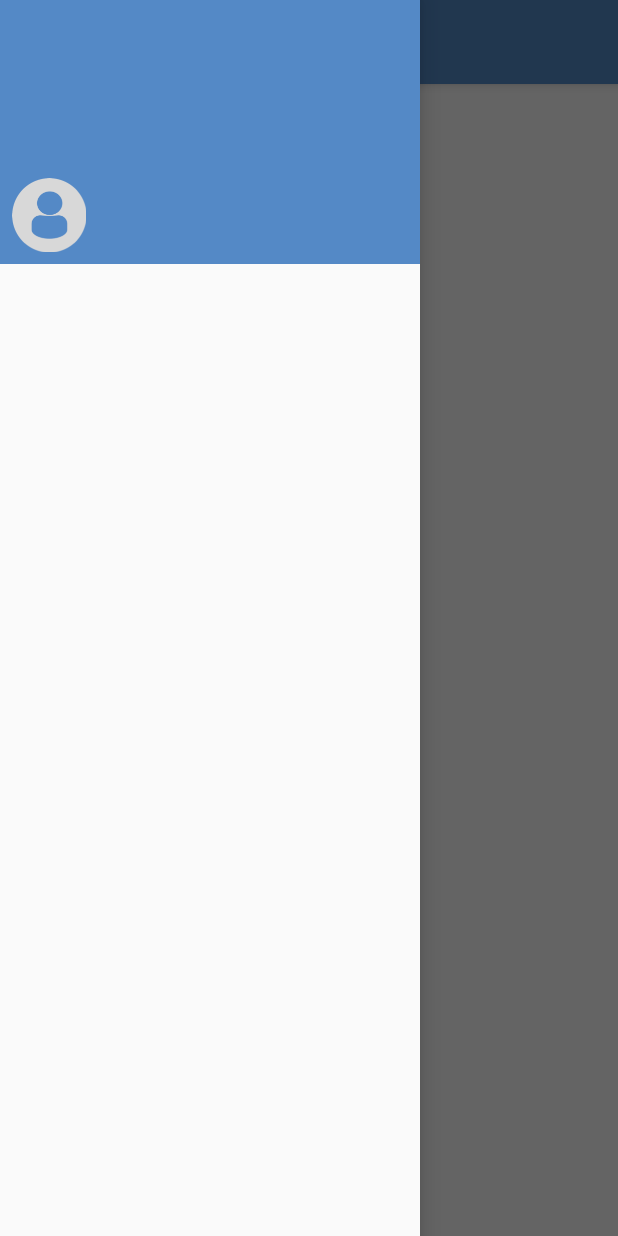
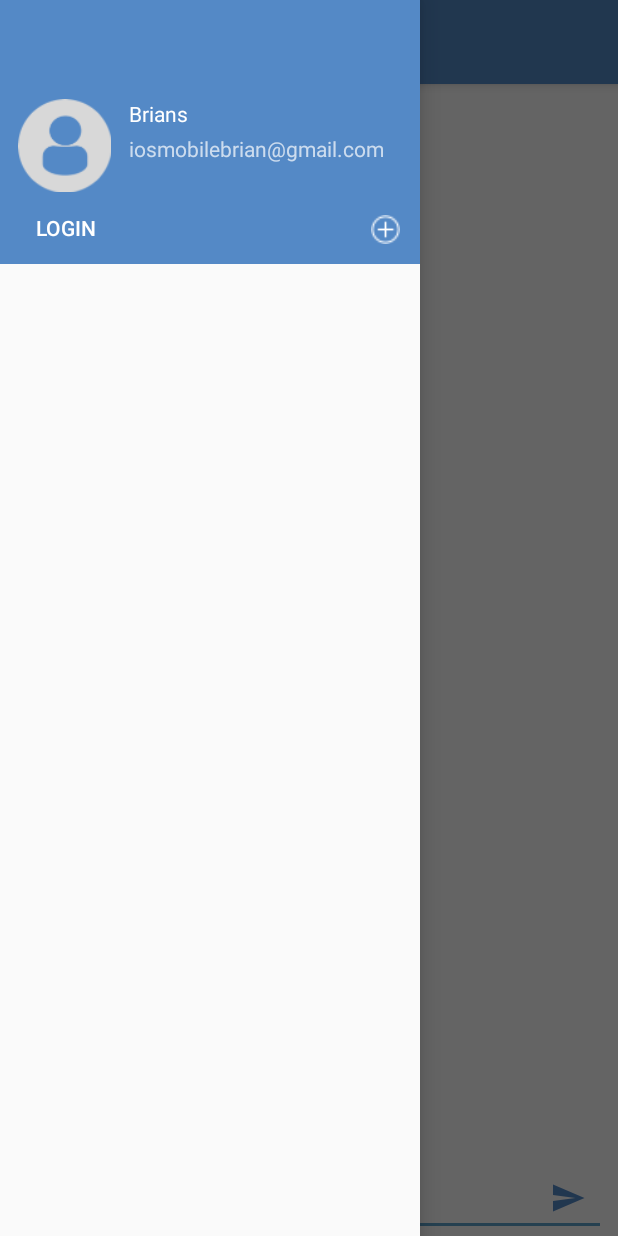
Before and after one commit to iOSMobileBrian/SmackApp, an Android app: the screen it shows after launch (MainActivity), with the side drawer open, on a phone screen of 412 x 824 dp. Run offline under Robolectric (Android 15) with nearby library versions, the phone set to English and light mode, and no system bars.

Commit message:
Main Activity Set-Up

```diff
--- a/app/src/main/java/com/example/smackapp/MainActivity.kt
+++ b/app/src/main/java/com/example/smackapp/MainActivity.kt
@@ -8,6 +8,7 @@ import android.support.v7.app.ActionBarDrawerToggle
 import android.support.v7.app.AppCompatActivity
 import android.view.Menu
 import android.view.MenuItem
+import android.view.View
 import kotlinx.android.synthetic.main.activity_main.*
 import kotlinx.android.synthetic.main.app_bar_main.*
 
@@ -38,6 +39,23 @@ class MainActivity : AppCompatActivity() {
     }
 
 
+    fun loginBtnNavClicked(view: View){
+
+
+    }
+
+    fun addChannelClicked(view: View){
+
+
+    }
+
+
+    fun sewndMsgBtnClicked(view: View){
+
+
+    }
+
+
 
 
 }
--- a/app/src/main/res/layout/content_main.xml
+++ b/app/src/main/res/layout/content_main.xml
@@ -10,12 +10,56 @@
         tools:context=".MainActivity">
 
     <TextView
-            android:layout_width="wrap_content"
+            android:id="@+id/mainChannelName"
+            android:layout_width="0dp"
             android:layout_height="wrap_content"
-            android:text="Hello World!"
+            android:layout_marginTop="8dp"
+            android:text="@string/please_log_in"
+            android:textAlignment="center"
             app:layout_constraintBottom_toBottomOf="parent"
             app:layout_constraintLeft_toLeftOf="parent"
             app:layout_constraintRight_toRightOf="parent"
-            app:layout_constraintTop_toTopOf="parent"/>
+            app:layout_constraintTop_toTopOf="parent"
+            app:layout_constraintVertical_bias="0.049" />
+
+    <EditText
+            android:id="@+id/messageTextField"
+            android:layout_width="0dp"
+            android:layout_height="wrap_content"
+            android:layout_marginStart="8dp"
+            android:layout_marginEnd="8dp"
+            android:ems="10"
+            android:gravity="start|top"
+            android:hint="@string/message"
+            android:inputType="textMultiLine"
+            app:layout_constraintBottom_toBottomOf="parent"
+            app:layout_constraintEnd_toEndOf="parent"
+            app:layout_constraintStart_toStartOf="parent" />
+
+    <ImageButton
+            android:id="@+id/messageSendBtn"
+            android:layout_width="35dp"
+            android:layout_height="35dp"
+            android:layout_marginEnd="8dp"
+            android:layout_marginBottom="8dp"
+            android:background="@android:color/transparent"
+            android:onClick="sewndMsgBtnClicked"
+            android:tint="@color/colorPrimaryDark"
+            app:layout_constraintBottom_toBottomOf="parent"
+            app:layout_constraintEnd_toEndOf="@+id/messageTextField"
+            app:srcCompat="@drawable/ic_menu_send"
+            android:contentDescription="@string/todo" />
+
+    <android.support.v7.widget.RecyclerView
+            android:id="@+id/messageListView"
+            android:layout_width="0dp"
+            android:layout_height="0dp"
+            android:layout_marginTop="8dp"
+            app:layout_constraintBottom_toTopOf="@+id/messageTextField"
+            app:layout_constraintEnd_toEndOf="parent"
+            app:layout_constraintHorizontal_bias="0.0"
+            app:layout_constraintStart_toStartOf="parent"
+            app:layout_constraintTop_toBottomOf="@+id/mainChannelName"
+            app:layout_constraintVertical_bias="0.0" />
 
 </android.support.constraint.ConstraintLayout>
--- a/app/src/main/res/layout/nav_header_main.xml
+++ b/app/src/main/res/layout/nav_header_main.xml
@@ -9,32 +9,64 @@
         android:gravity="bottom" android:id="@+id/linearLayout">
 
     <ImageView
+            android:id="@+id/userImageNavHeader"
+            android:layout_width="70dp"
+            android:layout_height="70dp"
+            android:layout_marginStart="8dp"
+            android:layout_marginBottom="8dp"
+            android:contentDescription="@string/nav_header_desc"
+            android:paddingTop="@dimen/nav_header_vertical_spacing"
+            app:layout_constraintBottom_toTopOf="@+id/loginBtnNavHeader"
+            app:layout_constraintStart_toStartOf="parent"
+            app:srcCompat="@drawable/profiledefault" />
+
+    <TextView
+            android:id="@+id/userNameNavHeader"
+            android:layout_width="wrap_content"
+            android:layout_height="31dp"
+            android:layout_marginStart="8dp"
+            android:paddingTop="@dimen/nav_header_vertical_spacing"
+            android:text="Brians"
+            android:textAppearance="@style/TextAppearance.AppCompat.Body1"
+            app:layout_constraintStart_toEndOf="@+id/userImageNavHeader"
+            app:layout_constraintTop_toTopOf="@+id/userImageNavHeader"
+            tools:text="BrianS" />
+
+    <TextView
+            android:id="@+id/userEmailNavHeader"
             android:layout_width="wrap_content"
             android:layout_height="wrap_content"
-            android:paddingTop="@dimen/nav_header_vertical_spacing"
-            app:srcCompat="@drawable/profiledefault"
-            android:contentDescription="@string/nav_header_desc"
-            android:id="@+id/imageView"
+            android:layout_marginStart="8dp"
+            android:text="iosmobilebrian@gmail.com"
+            app:layout_constraintStart_toEndOf="@+id/userImageNavHeader"
+            app:layout_constraintTop_toBottomOf="@+id/userNameNavHeader"
+            tools:text="iosmobilebrian@gmail.com" />
+
+    <Button
+            android:id="@+id/loginBtnNavHeader"
+            android:layout_width="wrap_content"
+            android:layout_height="32dp"
+            android:layout_marginStart="24dp"
             android:layout_marginBottom="8dp"
-            app:layout_constraintBottom_toBottomOf="parent" android:layout_marginStart="8dp"
-            app:layout_constraintStart_toStartOf="parent"/>
+            android:background="@android:color/transparent"
+            android:onClick="loginBtnNavClicked"
+            android:text="Login"
+            android:textAlignment="textStart"
+            app:layout_constraintBottom_toBottomOf="parent"
+            app:layout_constraintStart_toStartOf="parent" />
 
-    <TextView
-            android:layout_width="wrap_content"
-            android:layout_height="31dp"
-            android:paddingTop="@dimen/nav_header_vertical_spacing"
-            android:textAppearance="@style/TextAppearance.AppCompat.Body1"
-            android:id="@+id/textView2"
-            tools:text="BrianS"
-            app:layout_constraintStart_toEndOf="@+id/imageView" android:layout_marginStart="8dp"
-            app:layout_constraintTop_toTopOf="@+id/imageView"/>
-
-    <TextView
-            android:layout_width="wrap_content"
-            android:layout_height="wrap_content"
-            android:id="@+id/textView"
-            tools:text="iosmobilebrian@gmail.com" app:layout_constraintStart_toEndOf="@+id/imageView"
-            android:layout_marginStart="8dp"
-            app:layout_constraintTop_toBottomOf="@+id/textView2"/>
+    <ImageButton
+            android:id="@+id/addChannelBtn"
+            android:layout_width="30dp"
+            android:layout_height="30dp"
+            android:layout_marginEnd="8dp"
+            android:layout_marginBottom="8dp"
+            android:background="@android:color/transparent"
+            android:onClick="addChannelClicked"
+            android:padding="5dp"
+            android:scaleType="fitXY"
+            app:layout_constraintBottom_toBottomOf="parent"
+            app:layout_constraintEnd_toEndOf="parent"
+            app:srcCompat="@drawable/addchannelbutton" />
 
 </android.support.constraint.ConstraintLayout>
--- a/app/src/main/res/values/strings.xml
+++ b/app/src/main/res/values/strings.xml
@@ -6,4 +6,7 @@
     <string name="nav_header_subtitle">android.studio@android.com</string>
     <string name="nav_header_desc">Navigation header</string>
     <string name="action_settings">Settings</string>
+    <string name="please_log_in">Please Log In</string>
+    <string name="todo">TODO</string>
+    <string name="message">Message:</string>
 </resources>
--- a/build.gradle
+++ b/build.gradle
@@ -8,7 +8,7 @@ buildscript {
 
     }
     dependencies {
-        classpath 'com.android.tools.build:gradle:3.3.2'
+        classpath 'com.android.tools.build:gradle:3.5.3'
         classpath "org.jetbrains.kotlin:kotlin-gradle-plugin:$kotlin_version"
         // NOTE: Do not place your application dependencies here; they belong
         // in the individual module build.gradle files
```
Also changed, not shown: gradle/wrapper/gradle-wrapper.properties, 1 other file.
